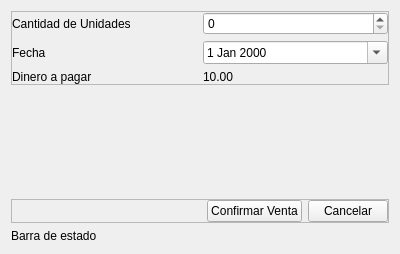
First picture: the form in view/ui/make_sale_form.ui, repository R0land013/blue-pos, before the edit.
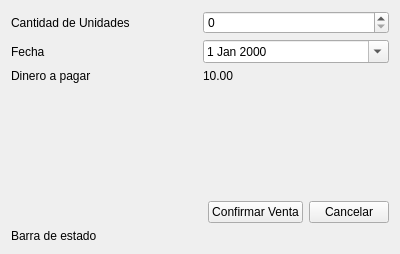
Second picture: the form after the edit.

Commit message:
Style: Se eliminaron los bordes de los frames de la app
	Los bordes se mostraban en Gnome, pero en windows no se mostraban.

The edit to the form file:
```diff
--- a/view/ui/make_sale_form.ui
+++ b/view/ui/make_sale_form.ui
@@ -17,7 +17,7 @@
    <item>
     <widget class="QFrame" name="frame_2">
      <property name="frameShape">
-      <enum>QFrame::StyledPanel</enum>
+      <enum>QFrame::NoFrame</enum>
      </property>
      <property name="frameShadow">
       <enum>QFrame::Raised</enum>
@@ -92,7 +92,7 @@
    <item>
     <widget class="QFrame" name="main_content_frame">
      <property name="frameShape">
-      <enum>QFrame::StyledPanel</enum>
+      <enum>QFrame::NoFrame</enum>
      </property>
      <property name="frameShadow">
       <enum>QFrame::Raised</enum>
```
The commit also changes 20 other files.
